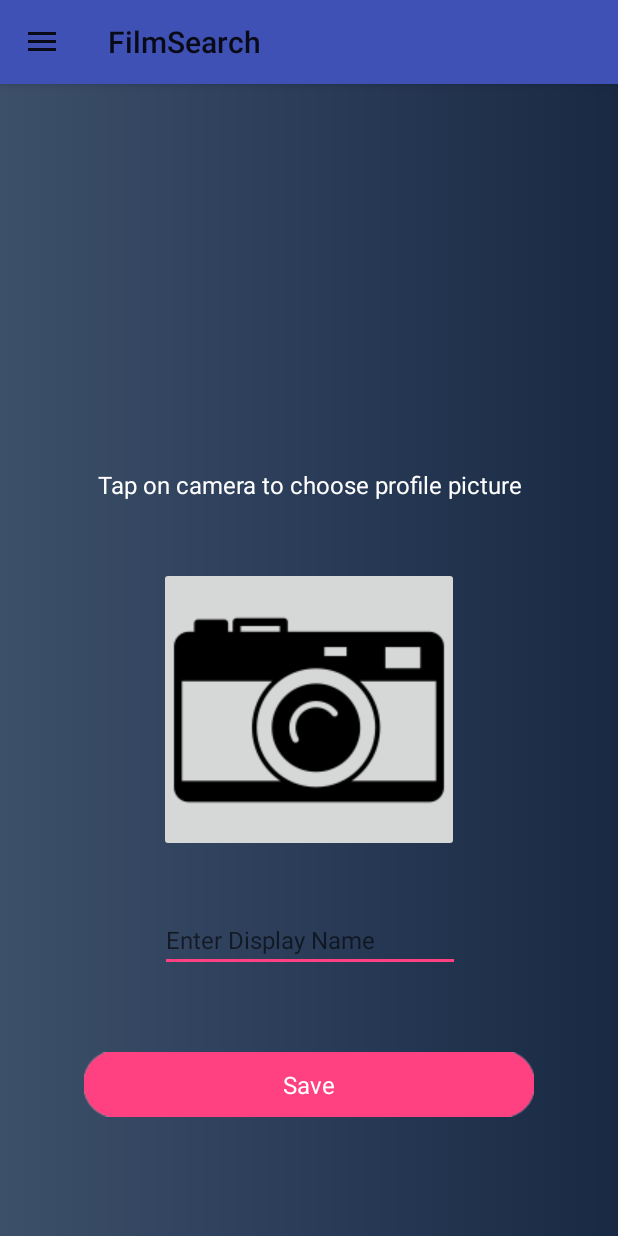
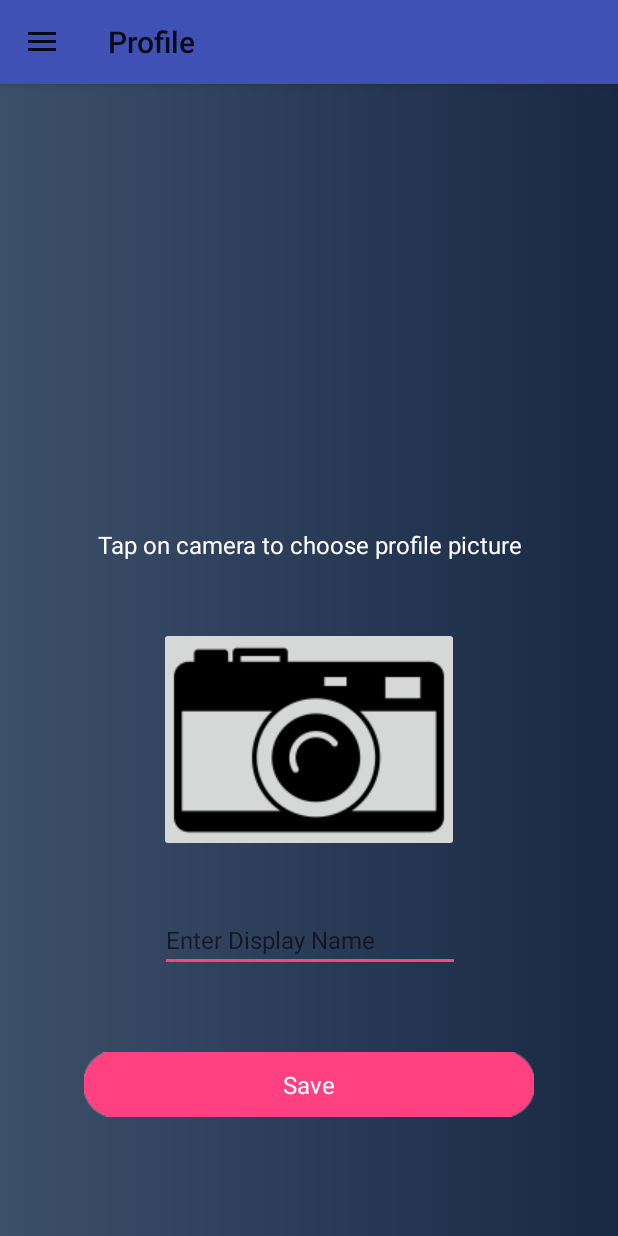
Before and after one commit to alexrafalexan/FilmSearch, an Android app: the screen it shows after launch once a user with an empty profile is signed in (ProfilActivity), in the side drawer, after a tap on "Profile", on a phone screen of 412 x 824 dp. Run offline under Robolectric (Android 15) with nearby library versions, the phone set to English and light mode, and no system bars; our stand-ins replace Firebase (no records; nobody signed in at launch, a user with empty details on screens opened directly); pictures from the network do not load; 3 statements that could not run were skipped.

Commit message:
Profic Image Change Layout Height

```diff
--- a/app/src/main/AndroidManifest.xml
+++ b/app/src/main/AndroidManifest.xml
@@ -25,8 +25,11 @@
         <activity
             android:name=".MainActivity"
             android:label="@string/title_activity_main"/>
-        <activity android:name=".ProfilActivity"/>
+        <activity android:name=".ProfilActivity"
+            android:label="@string/title_activity_profil"/>
         <activity android:name=".DisplayMovie" />
+        <activity android:name=".SearchMovieActivity"
+            android:label="@string/title_activity_search"/>
     </application>
 
 </manifest>
--- a/app/src/main/java/gr/unipi/msdn/filmsearch/Api.java
+++ b/app/src/main/java/gr/unipi/msdn/filmsearch/ApiTopMovies.java
@@ -1,14 +1,12 @@
 package gr.unipi.msdn.filmsearch;
-
-import java.util.List;
 
 import retrofit2.Call;
 import retrofit2.http.GET;
 
-public interface Api {
+public interface ApiTopMovies {
 
     String URL = "https://api.themoviedb.org/3/movie/";
 
     @GET("top_rated?api_key=f888b70bdc55df2cceefdcf5523e691b&language=en-US")
-    Call<MoviesDataModel> getMovies();
+    Call<MoviesDataModel> getTopMovies();
 }
--- a/app/src/main/java/gr/unipi/msdn/filmsearch/MainActivity.java
+++ b/app/src/main/java/gr/unipi/msdn/filmsearch/MainActivity.java
@@ -29,8 +29,6 @@ public class MainActivity extends SideBarMenu {
     FirebaseAuth mAuth;
 
 
-
-
     @Override
     protected void onCreate(Bundle savedInstanceState) {
         super.onCreate(savedInstanceState);
@@ -57,19 +55,19 @@ public class MainActivity extends SideBarMenu {
 
     private void getTopMovies() {
 
-        // Create Connection get Api Result
+        // Create Connection get ApiTopMovies Result
         Retrofit retrofit = new Retrofit.Builder()
-                .baseUrl(Api.URL)
+                .baseUrl(ApiTopMovies.URL)
                 .addConverterFactory(GsonConverterFactory.create())
                 .build();
 
         // API Interface
-        Api api = retrofit.create(Api.class);
+        ApiTopMovies apiTopMovies = retrofit.create(ApiTopMovies.class);
 
         progressBar.setVisibility(View.VISIBLE);
         getWindow().setFlags(WindowManager.LayoutParams.FLAG_NOT_TOUCHABLE,
                 WindowManager.LayoutParams.FLAG_NOT_TOUCHABLE);
-        api.getMovies().enqueue(new Callback<MoviesDataModel>() {
+        apiTopMovies.getTopMovies().enqueue(new Callback<MoviesDataModel>() {
             @Override
             public void onResponse(Call<MoviesDataModel> call, Response<MoviesDataModel> response) {
                 progressBar.setVisibility(View.GONE);
--- a/app/src/main/java/gr/unipi/msdn/filmsearch/SideBarMenu.java
+++ b/app/src/main/java/gr/unipi/msdn/filmsearch/SideBarMenu.java
@@ -65,7 +65,7 @@ public class SideBarMenu extends AppCompatActivity implements NavigationView.OnN
         if (id == R.id.top_movies) {
             startActivity(new Intent(this, MainActivity.class));
         } else if (id == R.id.search) {
-//              startActivity(new Intent(this,SearchMovie.class));
+            startActivity(new Intent(this, SearchMovieActivity.class));
         } else if (id == R.id.favorites) {
             //   startActivity(new Intent(this,FavoritesMovies.class));
         } else if (id == R.id.profile) {
--- a/app/src/main/res/layout/activity_profil.xml
+++ b/app/src/main/res/layout/activity_profil.xml
@@ -47,7 +47,7 @@
         <ImageButton
             android:id="@+id/photo"
             android:layout_width="200dp"
-            android:layout_height="190dp"
+            android:layout_height="150dp"
             android:layout_marginBottom="40dp"
             android:src="@drawable/photo_ico"
             app:layout_constraintBottom_toTopOf="@+id/displayname"
@@ -117,6 +117,9 @@
         android:layout_width="wrap_content"
         android:layout_height="match_parent"
         android:layout_gravity="start"
-        app:menu="@menu/navigation_menu"></android.support.design.widget.NavigationView>
+        app:menu="@menu/navigation_menu"
+        app:headerLayout="@layout/navigation_header">
+
+    </android.support.design.widget.NavigationView>
 
 </android.support.v4.widget.DrawerLayout>
--- a/app/src/main/res/values/colors.xml
+++ b/app/src/main/res/values/colors.xml
@@ -3,5 +3,5 @@
     <color name="colorPrimary">#3f51b5</color>
     <color name="colorPrimaryDark">#303f9f</color>
     <color name="colorAccent">#FF4081</color>
-    <color name="colorWhite">#FFFFFF</color>
+    <color name="colorWhite">#ffffff</color>
 </resources>
--- a/app/src/main/res/values/strings.xml
+++ b/app/src/main/res/values/strings.xml
@@ -9,4 +9,6 @@
     <string name="action_settings">Settings</string>
     <string name="open">Open</string>
     <string name="close">Close</string>
+    <string name="title_activity_profil">Profile</string>
+    <string name="title_activity_search">Search Movie</string>
 </resources>
```
